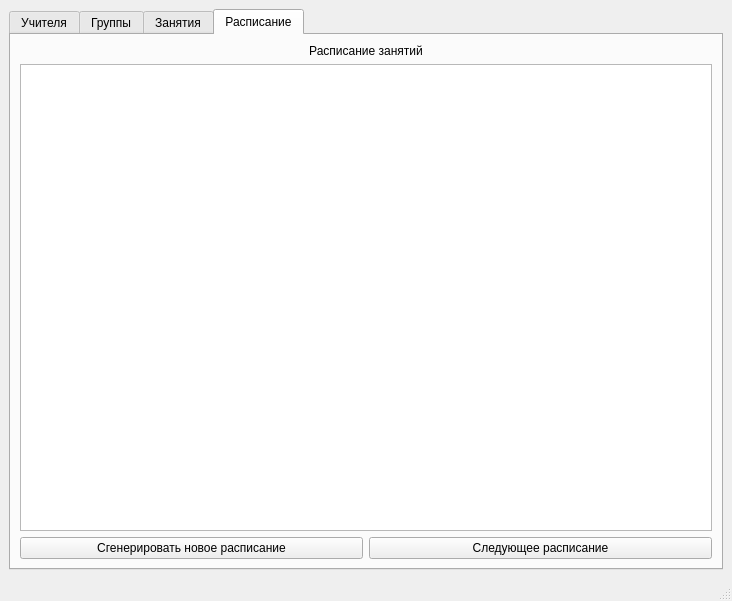
First picture: the form in main.ui, repository Murkyshadow/Diplom-work-timetable-, before the edit.
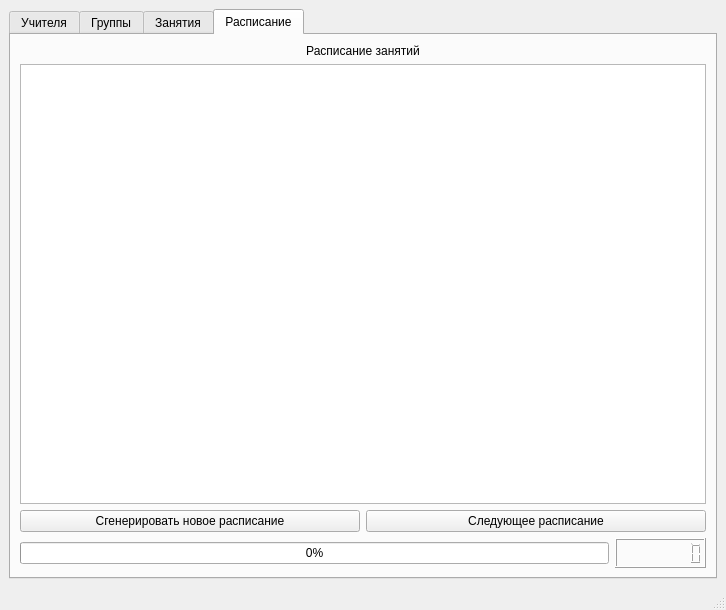
Second picture: the form after the edit.

The edit to the form file:
```diff
--- a/main.ui
+++ b/main.ui
@@ -6,8 +6,8 @@
    <rect>
     <x>0</x>
     <y>0</y>
-    <width>732</width>
-    <height>601</height>
+    <width>726</width>
+    <height>610</height>
    </rect>
   </property>
   <property name="windowTitle">
@@ -137,6 +137,44 @@
           </item>
          </layout>
         </item>
+        <item>
+         <layout class="QHBoxLayout" name="horizontalLayout_5">
+          <property name="leftMargin">
+           <number>0</number>
+          </property>
+          <property name="rightMargin">
+           <number>0</number>
+          </property>
+          <item>
+           <widget class="QProgressBar" name="progressBar">
+            <property name="value">
+             <number>0</number>
+            </property>
+           </widget>
+          </item>
+          <item>
+           <widget class="QLCDNumber" name="lcdNumber">
+            <property name="minimumSize">
+             <size>
+              <width>0</width>
+              <height>30</height>
+             </size>
+            </property>
+            <property name="font">
+             <font>
+              <family>MS Serif</family>
+              <pointsize>20</pointsize>
+              <weight>50</weight>
+              <bold>false</bold>
+             </font>
+            </property>
+            <property name="digitCount">
+             <number>8</number>
+            </property>
+           </widget>
+          </item>
+         </layout>
+        </item>
        </layout>
       </widget>
      </widget>
```
Left out of the diff: 2 changed lines with no effect on the pictures.
